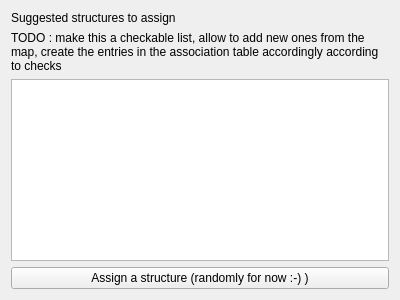
The window that qgepplugin/interlis/plugin/editwidgets/examination.ui (QGEP/qgepplugin) describes before a commit, drawn with Qt 5.
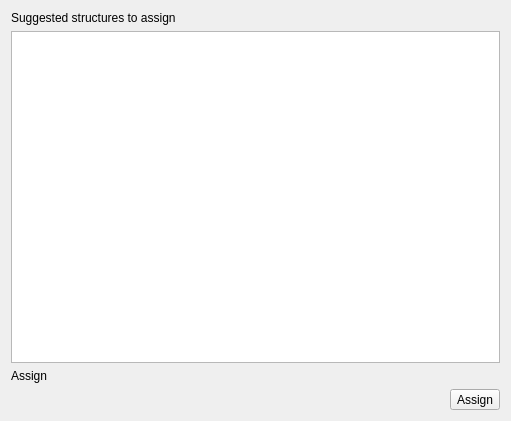
The same window after the commit. Custom widgets are drawn as their Qt base class.

Commit message: assign examination to reach

What changed in the file:
```diff
--- a/qgepplugin/interlis/plugin/editwidgets/examination.ui
+++ b/qgepplugin/interlis/plugin/editwidgets/examination.ui
@@ -6,8 +6,8 @@
    <rect>
     <x>0</x>
     <y>0</y>
-    <width>400</width>
-    <height>300</height>
+    <width>511</width>
+    <height>421</height>
    </rect>
   </property>
   <property name="windowTitle">
@@ -21,28 +21,40 @@
      </property>
     </widget>
    </item>
-   <item>
-    <widget class="QLabel" name="label_2">
-     <property name="text">
-      <string>TODO : make this a checkable list, allow to add new ones from the map, create the entries in the association table accordingly according to checks</string>
-     </property>
-     <property name="wordWrap">
-      <bool>true</bool>
-     </property>
-    </widget>
-   </item>
    <item>
     <widget class="QPlainTextEdit" name="plainTextEdit"/>
    </item>
    <item>
-    <widget class="QPushButton" name="pushButton">
+    <widget class="QLabel" name="label_3">
      <property name="text">
-      <string>Assign a structure (randomly for now :-) )</string>
+      <string>Assign</string>
      </property>
     </widget>
    </item>
+   <item>
+    <layout class="QHBoxLayout" name="horizontalLayout">
+     <item>
+      <widget class="FeatureSelectorWidget" name="selectorWidget" native="true"/>
+     </item>
+     <item>
+      <widget class="QToolButton" name="assignButton">
+       <property name="text">
+        <string>Assign</string>
+       </property>
+      </widget>
+     </item>
+    </layout>
+   </item>
   </layout>
  </widget>
+ <customwidgets>
+  <customwidget>
+   <class>FeatureSelectorWidget</class>
+   <extends>QWidget</extends>
+   <header location="global">qgepplugin.interlis.plugin.featureselectorwidget</header>
+   <container>1</container>
+  </customwidget>
+ </customwidgets>
  <resources/>
  <connections/>
 </ui>
```
The commit also changes 6 other files.
